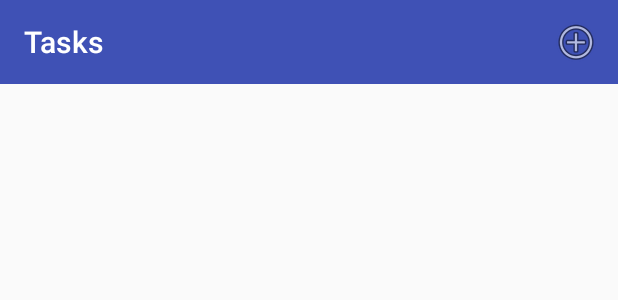
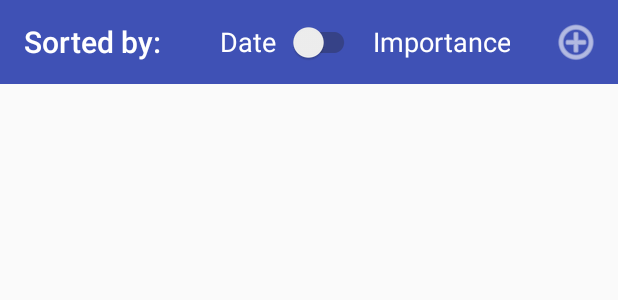
Before and after one commit to px1099/Destructinator, an Android app: the layout activity_main.xml on its own in the app's theme, with its tools: preview values and no code run, on a phone screen of 412 x 824 dp. Shown: the top 300 px of the screen. Run offline under Robolectric (Android 15) with nearby library versions, the phone set to English and light mode, and no system bars.

Commit message:
Add "Sort by Date" Option

```diff
--- a/TaskCalendar/app/src/main/res/layout/activity_main.xml
+++ b/TaskCalendar/app/src/main/res/layout/activity_main.xml
@@ -10,38 +10,7 @@
 
     <RelativeLayout
         android:layout_width="match_parent"
-        android:layout_height="match_parent"
-        android:layout_weight="1">
-
-        <android.support.v7.widget.Toolbar
-            android:id="@+id/EventToolbar"
-            android:layout_width="match_parent"
-            android:layout_height="wrap_content"
-            android:layout_alignParentStart="true"
-            android:layout_alignParentTop="true"
-            android:layout_toStartOf="@id/NewEventButton"
-            android:background="?attr/colorPrimary"
-            android:minHeight="?attr/actionBarSize"
-            android:theme="?attr/actionBarTheme"
-            app:title="@string/event_toolbar_title">
-
-        </android.support.v7.widget.Toolbar>
-
-        <ImageButton
-            android:id="@+id/NewEventButton"
-            android:layout_width="?android:attr/actionBarSize"
-            android:layout_height="?android:attr/actionBarSize"
-            android:layout_alignParentEnd="true"
-            android:background="@color/colorPrimary"
-            android:contentDescription="@string/add_event_button_description"
-            app:srcCompat="@android:drawable/ic_menu_add" />
-
-    </RelativeLayout>
-
-    <RelativeLayout
-        android:layout_width="match_parent"
-        android:layout_height="match_parent"
-        android:layout_weight="0">
+        android:layout_height="match_parent">
 
         <android.support.v7.widget.Toolbar
             android:id="@+id/TaskToolbar"
@@ -50,10 +19,43 @@
             android:layout_alignParentStart="true"
             android:layout_alignParentTop="true"
             android:layout_toStartOf="@id/NewTaskButton"
-            android:background="?attr/colorPrimary"
-            android:minHeight="?attr/actionBarSize"
-            android:theme="?attr/actionBarTheme"
-            app:title="@string/task_toolbar_title" />
+            android:background="@color/colorPrimary"
+            android:minHeight="?android:attr/actionBarSize"
+            app:title="@string/task_toolbar_title"
+            app:titleTextColor="@android:color/white" />
+
+        <TextView
+            android:id="@+id/SortDateTextView"
+            android:layout_width="wrap_content"
+            android:layout_height="?android:attr/actionBarSize"
+            android:layout_marginEnd="8dp"
+            android:layout_toStartOf="@id/SortSwitch"
+            android:fontFamily="sans-serif"
+            android:gravity="center"
+            android:text="@string/switch_text_1"
+            android:textColor="@android:color/white"
+            android:textSize="18sp" />
+
+        <android.support.v7.widget.SwitchCompat
+            android:id="@+id/SortSwitch"
+            android:layout_width="wrap_content"
+            android:layout_height="?android:attr/actionBarSize"
+            android:layout_toStartOf="@id/SortImpTextView"
+            android:layout_marginEnd="8dp"
+            android:background="@color/colorPrimary"
+            android:checked="false"
+            android:theme="@style/SCBSwitch" />
+
+        <TextView
+            android:id="@+id/SortImpTextView"
+            android:layout_width="wrap_content"
+            android:layout_height="?android:attr/actionBarSize"
+            android:layout_marginEnd="16dp"
+            android:layout_toStartOf="@id/NewTaskButton"
+            android:gravity="center"
+            android:text="@string/switch_text_2"
+            android:textColor="@android:color/white"
+            android:textSize="18sp" />
 
         <ImageButton
             android:id="@+id/NewTaskButton"
@@ -63,6 +65,7 @@
             android:background="@color/colorPrimary"
             android:contentDescription="@string/add_task_button_description"
             android:onClick="newTask"
+            android:tint="@android:color/white"
             app:srcCompat="@android:drawable/ic_menu_add" />
 
         <ListView
--- a/TaskCalendar/app/src/main/res/values/colors.xml
+++ b/TaskCalendar/app/src/main/res/values/colors.xml
@@ -3,4 +3,10 @@
     <color name="colorPrimary">#3f51b5</color>
     <color name="colorPrimaryDark">#303F9F</color>
     <color name="colorAccent">#FF4081</color>
+    <color name="blue">#0000FF</color>
+    <color name="red">#FF0000</color>
+    <color name="green">#00FF00</color>
+    <color name="yellow">#FFFF00</color>
+    <color name="darkGreen">#00B050</color>
+    <color name="black">#000000</color>
 </resources>
--- a/TaskCalendar/app/src/main/res/values/strings.xml
+++ b/TaskCalendar/app/src/main/res/values/strings.xml
@@ -3,12 +3,14 @@
 
     // Main Activity
     <string name="event_toolbar_title">Events</string>
-    <string name="task_toolbar_title">Tasks</string>
+    <string name="task_toolbar_title">Sorted by:</string>
     <string name="add_event_button_description">Add Event</string>
     <string name="add_task_button_description">Add Task</string>
     <string name="complete_button">Done</string>
+    <string name="switch_text_1">Date</string>
+    <string name="switch_text_2">Importance</string>
 
-    // Add Event Activity
+    // Add Task Activity
     <string name="text_view_task_name">Task Name</string>
     <string name="plain_text_task_name_hint">Enter Task Here</string>
     <string name="text_view_due_date">Due Date</string>
--- a/TaskCalendar/app/src/main/res/values/styles.xml
+++ b/TaskCalendar/app/src/main/res/values/styles.xml
@@ -8,4 +8,17 @@
         <item name="colorAccent">@color/colorAccent</item>
     </style>
 
+    <style name="SCBSwitch" parent="Theme.AppCompat.Light">
+        <!-- active thumb & track color (30% transparency) -->
+        <item name="colorControlActivated">#fff1f1f1</item>
+
+        <!-- inactive thumb color -->
+        <item name="colorSwitchThumbNormal">#fff1f1f1
+        </item>
+
+        <!-- inactive track color (30% transparency) -->
+        <item name="android:colorForeground">#ff221f1f
+        </item>
+    </style>
+
 </resources>
```
Also changed, not shown: TaskCalendar/app/src/main/AndroidManifest.xml (+1 -9 lines), TaskCalendar/app/src/main/java/com/destructinator/taskcalendar/MainActivity.java (+42 -10 lines), TaskCalendar/app/src/main/java/com/destructinator/taskcalendar/NewEventActivity.java (deleted, +0 -14 lines), TaskCalendar/app/src/main/java/com/destructinator/taskcalendar/TaskDatabaseHelper.java (+24 -8 lines), TaskCalendar/app/src/main/java/com/destructinator/taskcalendar/TasksAdapter.java (+15 -8 lines), TaskCalendar/app/src/main/res/layout/activity_new_event.xml (deleted, +0 -9 lines).
